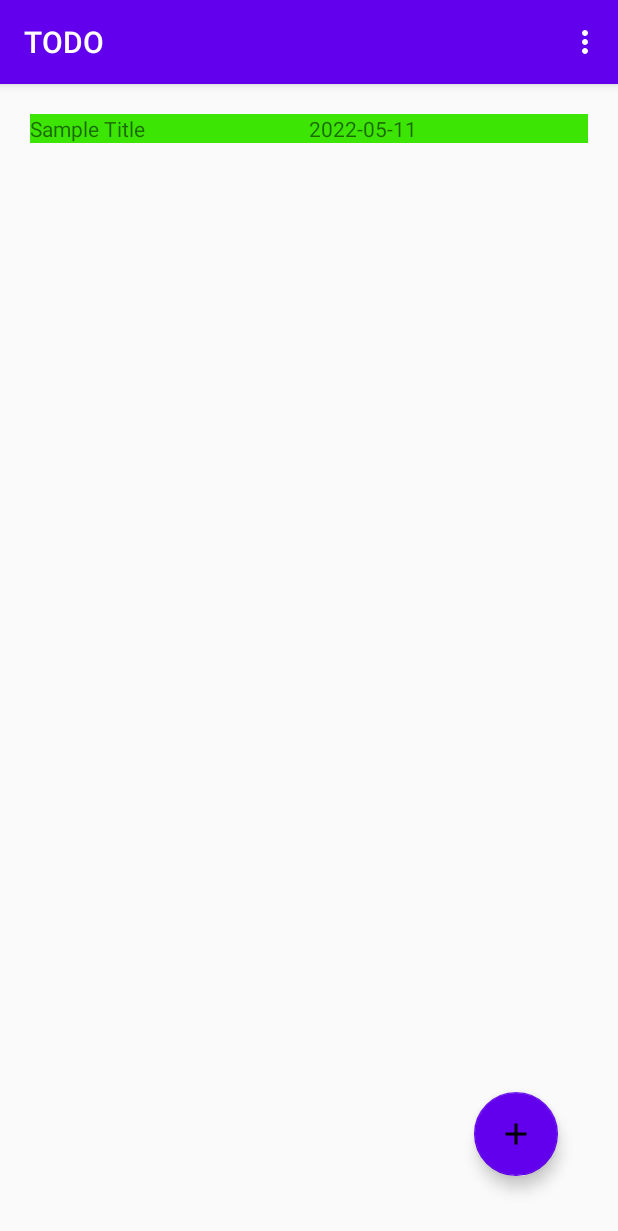
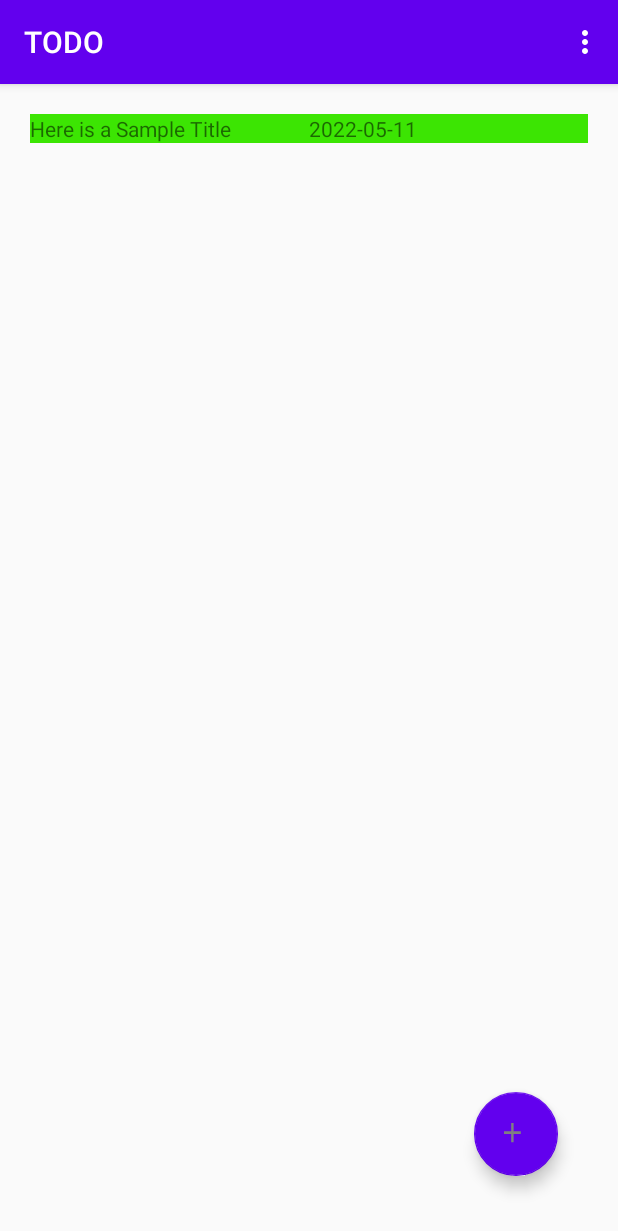
Before and after one commit to samiksharupakheti/Finalapp, an Android app: the MainActivity screen opened directly, with no data from a screen before it, on a phone screen of 412 x 824 dp. Shown: the top 1231 px of the screen. Run offline under Robolectric (Android 15) with nearby library versions, the phone set to English and light mode, and no system bars; our stand-ins replace Room's generated code.

Commit message:
adding the roomdatabase todo tasks

```diff
--- a/app/src/main/java/com/example/finalapp/Data/TodoRoomDatabase.java
+++ b/app/src/main/java/com/example/finalapp/Data/TodoRoomDatabase.java
@@ -51,7 +51,7 @@ public abstract class TodoRoomDatabase extends RoomDatabase {
         protected Void doInBackground(ETodo...todos)
         {
             Date date= new Date();
-            ETodo todo= new ETodo("Sample Title", "Sample Descrition", date, false, 1);
+            ETodo todo= new ETodo("Here is a Sample Title", "Here is a Sample Descriptions", date, false, 1);
             mTodoDAO.insert(todo);
             return null;
         }
--- a/app/src/main/res/drawable/ic_add_new_todo.xml
+++ b/app/src/main/res/drawable/ic_add_new_todo.xml
@@ -1,9 +1,9 @@
 <vector xmlns:android="http://schemas.android.com/apk/res/android"
-        android:width="24dp"
-        android:height="24dp"
-        android:viewportWidth="24.0"
-        android:viewportHeight="24.0">
+        android:width="80sp"
+        android:height="80sp"
+        android:viewportWidth="30.0"
+        android:viewportHeight="26.0">
     <path
-        android:fillColor="#FF000000"
+        android:fillColor="#808080"
         android:pathData="M19,13h-6v6h-2v-6H5v-2h6V5h2v6h6v2z"/>
 </vector>
```
